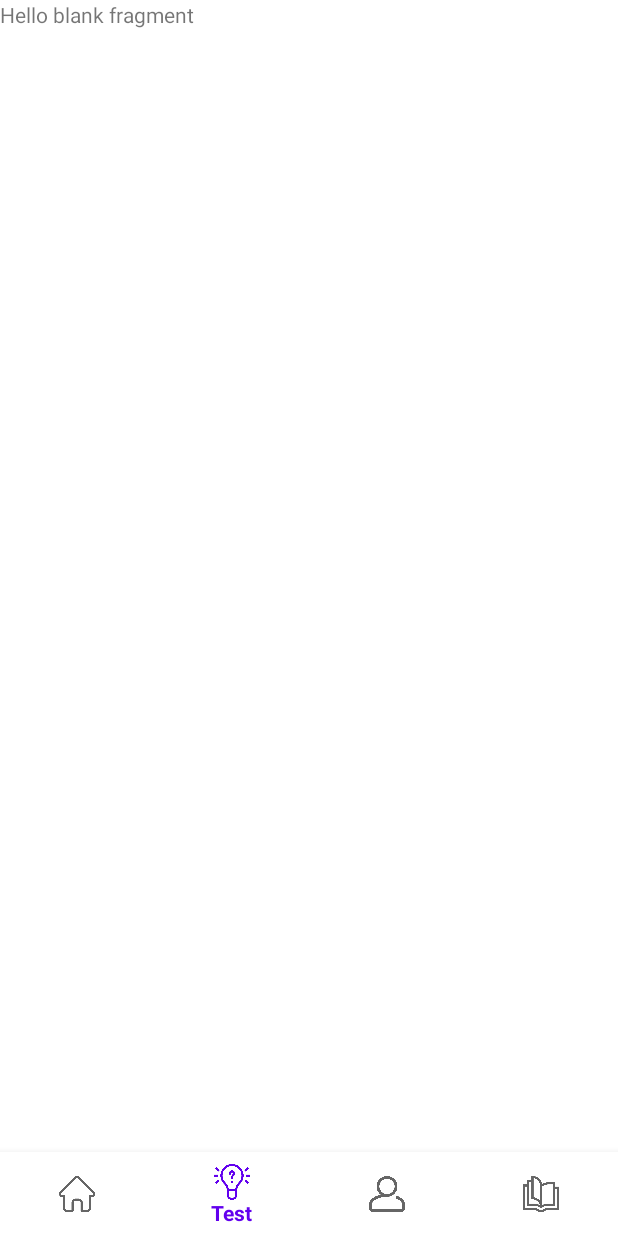
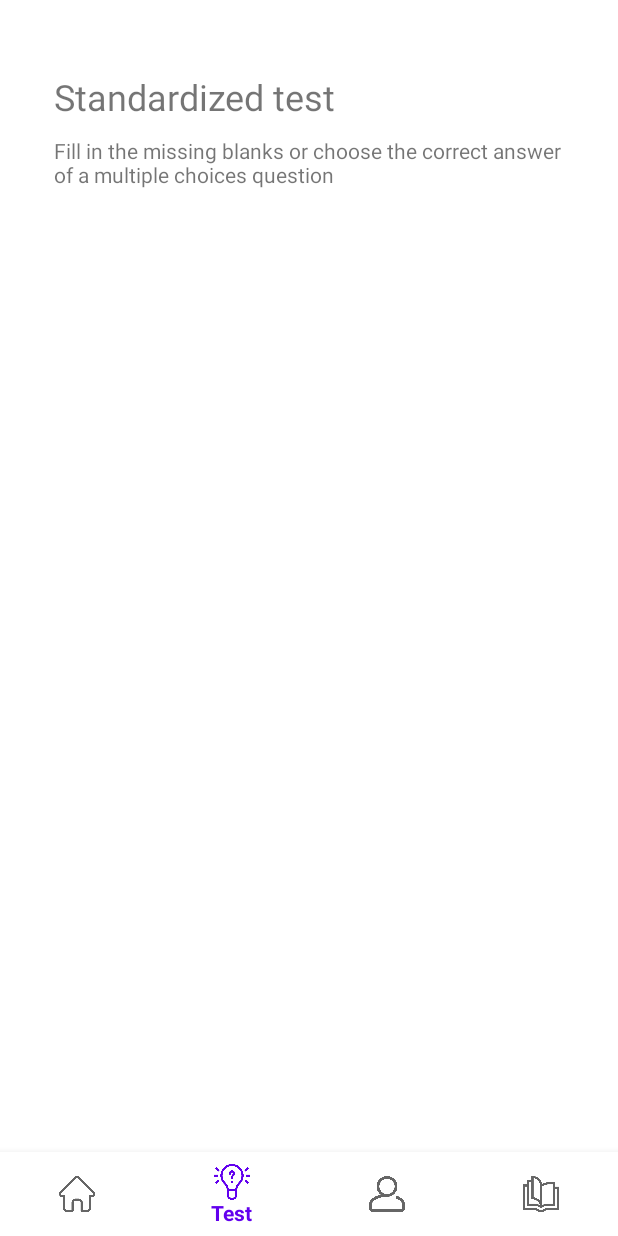
Before and after one commit to krunoslav-k/Albion, an Android app: the TestFragment screen opened through its navigation route, on a phone screen of 412 x 824 dp. Run offline under Robolectric (Android 15) with nearby library versions, the phone set to English and light mode, and no system bars; our stand-ins replace navigation-ui.

Commit message:
question files made and implementation started

```diff
--- /dev/null
+++ b/app/src/main/java/com/krunoslavkazalicki/albion/Question.kt
@@ -0,0 +1,3 @@
+package com.krunoslavkazalicki.albion
+
+data class Question(var questionText: String, var answears: List<String>, var trueAnswear: String)
--- a/app/src/main/res/layout/fragment_test.xml
+++ b/app/src/main/res/layout/fragment_test.xml
@@ -1,14 +1,44 @@
 <?xml version="1.0" encoding="utf-8"?>
 <FrameLayout xmlns:android="http://schemas.android.com/apk/res/android"
+    xmlns:app="http://schemas.android.com/apk/res-auto"
     xmlns:tools="http://schemas.android.com/tools"
     android:layout_width="match_parent"
     android:layout_height="match_parent"
     tools:context=".TestFragment">
 
-    <!-- TODO: Update blank fragment layout -->
-    <TextView
+    <androidx.constraintlayout.widget.ConstraintLayout
         android:layout_width="match_parent"
-        android:layout_height="match_parent"
-        android:text="@string/hello_blank_fragment" />
+        android:layout_height="match_parent">
 
+        <TextView
+            android:id="@+id/testTitle_tv"
+            android:layout_width="wrap_content"
+            android:layout_height="wrap_content"
+            android:layout_marginStart="36dp"
+            android:layout_marginTop="48dp"
+            android:text="Standardized test"
+            android:textSize="24sp"
+            app:layout_constraintStart_toStartOf="parent"
+            app:layout_constraintTop_toTopOf="parent" />
+
+        <TextView
+            android:id="@+id/textView7"
+            android:layout_width="340dp"
+            android:layout_height="wrap_content"
+            android:layout_marginStart="36dp"
+            android:layout_marginTop="10dp"
+            android:layout_marginEnd="36dp"
+            android:text="Fill in the missing blanks or choose the correct answer of a multiple choices question"
+            app:layout_constraintEnd_toEndOf="parent"
+            app:layout_constraintHorizontal_bias="0.942"
+            app:layout_constraintStart_toStartOf="parent"
+            app:layout_constraintTop_toBottomOf="@+id/testTitle_tv" />
+
+        <androidx.recyclerview.widget.RecyclerView
+            android:layout_width="match_parent"
+            android:layout_height="wrap_content"
+            app:layout_constraintEnd_toEndOf="parent"
+            app:layout_constraintStart_toStartOf="parent"
+            app:layout_constraintTop_toBottomOf="@+id/textView7" />
+    </androidx.constraintlayout.widget.ConstraintLayout>
 </FrameLayout>
```
Also changed, not shown: app/src/main/java/com/krunoslavkazalicki/albion/QuestionAdapter.kt (added, +29 -0 lines), app/src/main/res/layout/fragment_learn.xml (+30 -4 lines), app/src/main/res/layout/lesson_card.xml (added, +45 -0 lines), app/src/main/res/layout/question_item.xml (added, +53 -0 lines).
